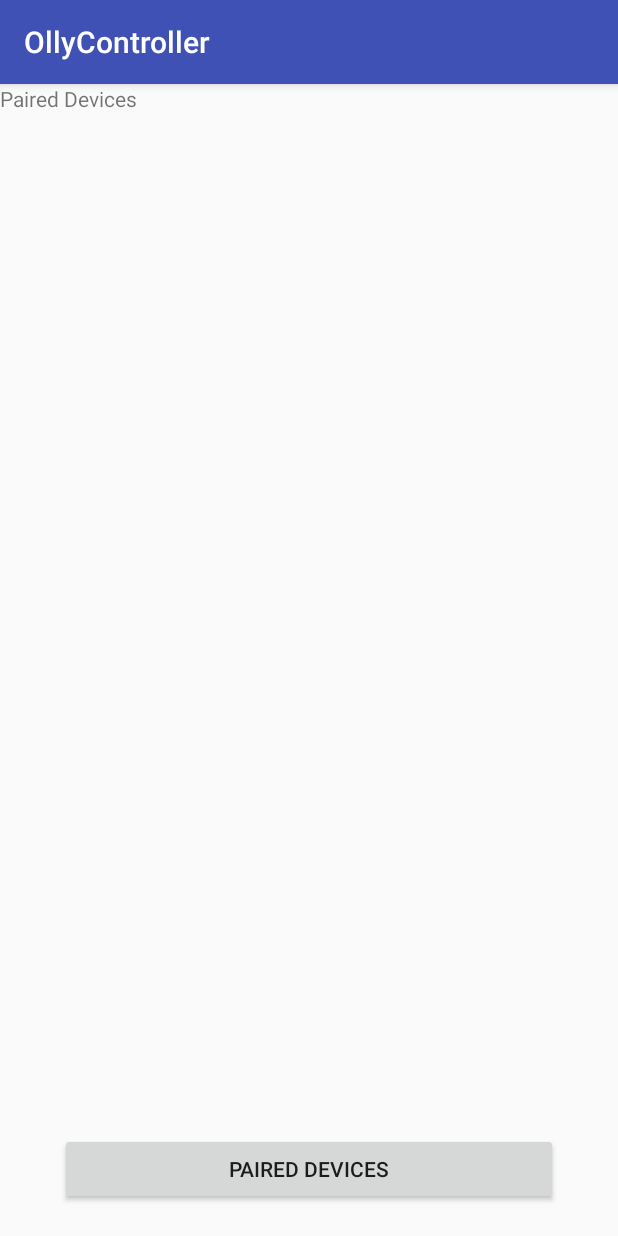
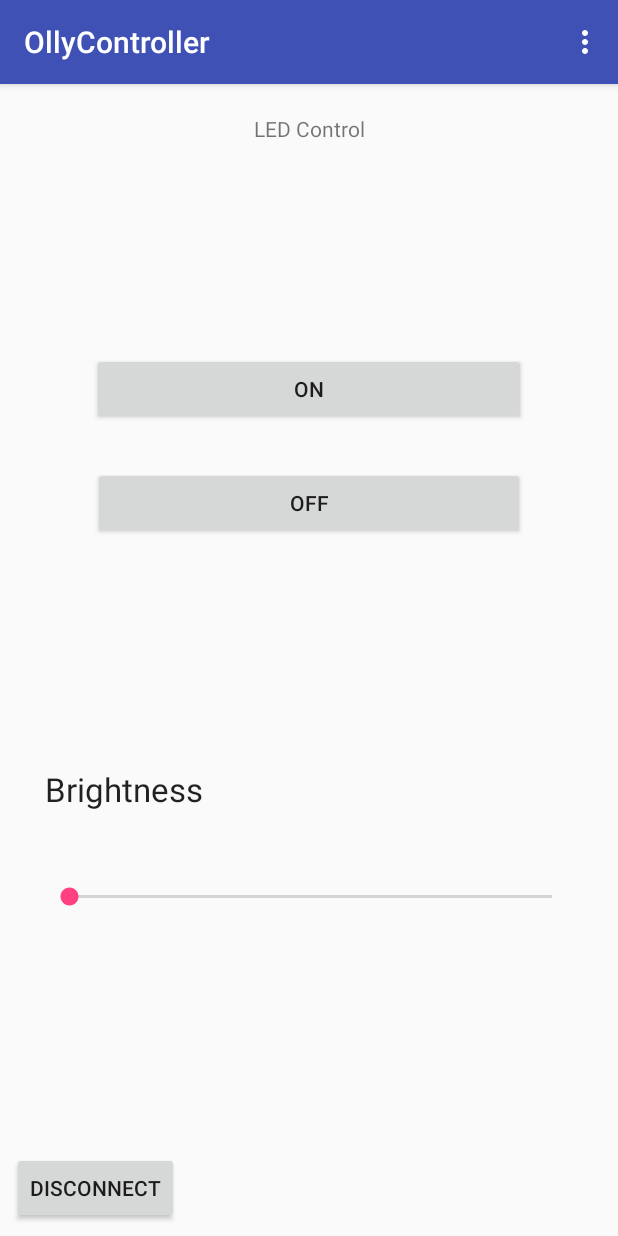
Before and after one commit to AnthonyJeffreyHo/Capstone-M2, an Android app: the screen it shows after launch (MainActivity), on a phone screen of 412 x 824 dp. Run offline under Robolectric (Android 15) with nearby library versions, the phone set to English and light mode, and no system bars; 1 statement that could not run was skipped.

```diff
--- a/app/src/main/AndroidManifest.xml
+++ b/app/src/main/AndroidManifest.xml
@@ -2,9 +2,8 @@
 <manifest xmlns:android="http://schemas.android.com/apk/res/android"
     package="edu.temple.ollycontroller">
 
-    <uses-permission android:name="android.permission.BLUETOOTH"/>
-    <uses-permission android:name="android.permission.BLUETOOTH_ADMIN"/>
-
+    <uses-permission android:name="android.permission.BLUETOOTH" />
+    <uses-permission android:name="android.permission.BLUETOOTH_ADMIN" />
 
     <application
         android:allowBackup="true"
@@ -20,6 +19,7 @@
                 <category android:name="android.intent.category.LAUNCHER" />
             </intent-filter>
         </activity>
+        <activity android:name=".led_controls"></activity>
     </application>
 
 </manifest>
--- a/app/src/main/java/edu/temple/ollycontroller/MainActivity.java
+++ b/app/src/main/java/edu/temple/ollycontroller/MainActivity.java
@@ -5,6 +5,8 @@
 import android.content.Intent;
 import android.support.v7.app.AppCompatActivity;
 import android.os.Bundle;
+import android.view.Menu;
+import android.view.MenuItem;
 import android.view.View;
 import android.widget.AdapterView;
 import android.widget.ArrayAdapter;
@@ -20,7 +22,7 @@
 
 
     //widgets
-    Button btnPaired;
+    //Button btnPaired;
     ListView devicelist;
     //Bluetooth
     private BluetoothAdapter myBluetooth = null;
@@ -30,12 +32,12 @@
     @Override
     protected void onCreate(Bundle savedInstanceState) {
         super.onCreate(savedInstanceState);
-        setContentView(R.layout.activity_main);
+        setContentView(R.layout.activity_led_controls);
 
 
 
         //Calling widgets
-        btnPaired = (Button)findViewById(R.id.button);
+         Button btnPaired = (Button)findViewById(R.id.paired_device_button);
         devicelist = (ListView)findViewById(R.id.listView);
 
         //if the device has bluetooth
@@ -58,11 +60,12 @@
 
         btnPaired.setOnClickListener(new View.OnClickListener() {
             @Override
-            public void onClick(View v)
-            {
+            public void onClick(View v) {
                 pairedDevicesList();
             }
         });
+
+
 
     }
     private void pairedDevicesList(){
@@ -95,7 +98,7 @@
             String address = info.substring(info.length() - 17);
 
             // Make an intent to start next activity.
-            Intent i = new Intent(MainActivity.this, ledControl.class);
+            Intent i = new Intent(MainActivity.this, led_controls.class);
 
             //Change the activity.
             i.putExtra(EXTRA_ADDRESS, address); //this will be received at ledControl (class) Activity
@@ -103,4 +106,29 @@
         }
     };
 
+
+    @Override
+    public boolean onCreateOptionsMenu(Menu menu)
+    {
+        // Inflate the menu; this adds items to the action bar if it is present.
+        getMenuInflater().inflate(R.menu.menu_device_list, menu);
+        return true;
+    }
+
+    @Override
+    public boolean onOptionsItemSelected(MenuItem item) {
+        // Handle action bar item clicks here. The action bar will
+        // automatically handle clicks on the Home/Up button, so long
+        // as you specify a parent activity in AndroidManifest.xml.
+        int id = item.getItemId();
+
+        //noinspection SimplifiableIfStatement
+        if (id == R.id.action_settings) {
+            return true;
+        }
+
+        return super.onOptionsItemSelected(item);
+    }
+
+
 }
--- /dev/null
+++ b/app/src/main/res/layout/activity_led_controls.xml
@@ -0,0 +1,144 @@
+<?xml version="1.0" encoding="utf-8"?>
+<android.support.constraint.ConstraintLayout xmlns:android="http://schemas.android.com/apk/res/android"
+    xmlns:app="http://schemas.android.com/apk/res-auto"
+    xmlns:tools="http://schemas.android.com/tools"
+    android:layout_width="match_parent"
+    android:layout_height="match_parent"
+    tools:context="edu.temple.ollycontroller.led_controls">
+
+
+    <TextView
+        android:id="@+id/textView2"
+        android:layout_width="wrap_content"
+        android:layout_height="wrap_content"
+        android:layout_alignParentLeft="true"
+        android:layout_alignParentStart="true"
+        android:layout_alignParentTop="true"
+        android:layout_marginBottom="8dp"
+        android:layout_marginEnd="8dp"
+        android:layout_marginStart="8dp"
+        android:layout_marginTop="8dp"
+        android:text="LED Control"
+        app:layout_constraintBottom_toBottomOf="parent"
+        app:layout_constraintEnd_toEndOf="parent"
+        app:layout_constraintStart_toStartOf="parent"
+        app:layout_constraintTop_toTopOf="parent"
+        app:layout_constraintVertical_bias="0.016" />
+
+    <SeekBar
+        android:id="@+id/seekBar"
+        android:layout_width="355dp"
+        android:layout_height="43dp"
+        android:layout_alignParentEnd="true"
+        android:layout_alignParentLeft="true"
+        android:layout_alignParentRight="true"
+        android:layout_alignParentStart="true"
+        android:layout_below="@+id/textView3"
+        android:layout_marginBottom="8dp"
+        android:layout_marginEnd="8dp"
+        android:layout_marginStart="8dp"
+        android:layout_marginTop="8dp"
+        android:indeterminate="false"
+        android:max="255"
+        android:progress="1"
+        app:layout_constraintBottom_toBottomOf="parent"
+        app:layout_constraintEnd_toEndOf="parent"
+        app:layout_constraintStart_toStartOf="parent"
+        app:layout_constraintTop_toTopOf="parent"
+        app:layout_constraintVertical_bias="0.723" />
+
+    <TextView
+        android:id="@+id/textView3"
+        android:layout_width="wrap_content"
+        android:layout_height="wrap_content"
+        android:layout_alignParentLeft="true"
+        android:layout_alignParentStart="true"
+        android:layout_below="@+id/button3"
+        android:layout_marginBottom="8dp"
+        android:layout_marginEnd="8dp"
+        android:layout_marginStart="8dp"
+        android:layout_marginTop="8dp"
+        android:text="Brightness"
+        android:textAppearance="?android:attr/textAppearanceLarge"
+        app:layout_constraintBottom_toBottomOf="parent"
+        app:layout_constraintEnd_toEndOf="parent"
+        app:layout_constraintHorizontal_bias="0.076"
+        app:layout_constraintStart_toStartOf="parent"
+        app:layout_constraintTop_toTopOf="parent"
+        app:layout_constraintVertical_bias="0.619" />
+
+    <Button
+        android:id="@+id/button2"
+        android:layout_width="289dp"
+        android:layout_height="wrap_content"
+        android:layout_alignEnd="@+id/seekBar"
+        android:layout_alignParentLeft="true"
+        android:layout_alignParentStart="true"
+        android:layout_alignRight="@+id/seekBar"
+        android:layout_below="@+id/textView2"
+        android:layout_marginBottom="8dp"
+        android:layout_marginEnd="8dp"
+        android:layout_marginStart="8dp"
+        android:layout_marginTop="8dp"
+        android:text="ON"
+        app:layout_constraintBottom_toBottomOf="parent"
+        app:layout_constraintEnd_toEndOf="parent"
+        app:layout_constraintStart_toStartOf="parent"
+        app:layout_constraintTop_toTopOf="parent"
+        app:layout_constraintVertical_bias="0.243" />
+
+    <Button
+        android:id="@+id/button3"
+        android:layout_width="288dp"
+        android:layout_height="wrap_content"
+        android:layout_alignEnd="@+id/button2"
+        android:layout_alignParentLeft="true"
+        android:layout_alignParentStart="true"
+        android:layout_alignRight="@+id/button2"
+        android:layout_below="@+id/button2"
+        android:layout_marginBottom="8dp"
+        android:layout_marginEnd="8dp"
+        android:layout_marginStart="8dp"
+        android:layout_marginTop="8dp"
+        android:text="OFF"
+        app:layout_constraintBottom_toBottomOf="parent"
+        app:layout_constraintEnd_toEndOf="parent"
+        app:layout_constraintStart_toStartOf="parent"
+        app:layout_constraintTop_toTopOf="parent"
+        app:layout_constraintVertical_bias="0.351" />
+
+    <Button
+        android:id="@+id/button4"
+        android:layout_width="wrap_content"
+        android:layout_height="wrap_content"
+        android:layout_alignParentBottom="true"
+        android:layout_alignParentLeft="true"
+        android:layout_alignParentStart="true"
+        android:layout_marginBottom="8dp"
+        android:layout_marginEnd="8dp"
+        android:layout_marginStart="8dp"
+        android:layout_marginTop="8dp"
+        android:text="Disconnect"
+        app:layout_constraintBottom_toBottomOf="parent"
+        app:layout_constraintEnd_toEndOf="parent"
+        app:layout_constraintHorizontal_bias="0.0"
+        app:layout_constraintStart_toStartOf="parent"
+        app:layout_constraintTop_toTopOf="parent"
+        app:layout_constraintVertical_bias="1.0" />
+
+    <TextView
+        android:layout_width="wrap_content"
+        android:layout_height="wrap_content"
+        android:id="@+id/lumn"
+        android:layout_alignTop="@+id/textView3"
+        android:layout_toRightOf="@+id/button4"
+        android:layout_marginLeft="6dp"
+        android:layout_marginStart="6dp"
+        android:layout_alignParentRight="true"
+        android:layout_alignParentEnd="true"
+        android:layout_above="@+id/seekBar" />
+
+
+
+
+</android.support.constraint.ConstraintLayout>
--- a/app/src/main/res/layout/activity_main.xml
+++ b/app/src/main/res/layout/activity_main.xml
@@ -16,7 +16,7 @@
         android:text="Paired Devices" />
 
     <Button
-        android:id="@+id/button"
+        android:id="@+id/paired_device_button"
         android:layout_width="332dp"
         android:layout_height="wrap_content"
         android:layout_alignParentBottom="true"
@@ -40,7 +40,7 @@
         android:id="@+id/listView"
         android:layout_width="wrap_content"
         android:layout_height="wrap_content"
-        android:layout_above="@+id/button"
+        android:layout_above="@+id/paired_device_button"
         android:layout_below="@+id/textView"
         android:layout_centerHorizontal="true" />
 
--- /dev/null
+++ b/app/src/main/res/menu/menu_device_list.xml
@@ -0,0 +1,6 @@
+<menu xmlns:android="http://schemas.android.com/apk/res/android"
+    xmlns:app="http://schemas.android.com/apk/res-auto"
+    xmlns:tools="http://schemas.android.com/tools" tools:context=".DeviceList">
+    <item android:id="@+id/action_settings" android:title="action_settings"
+        android:orderInCategory="100" app:showAsAction="never" />
+</menu>
--- /dev/null
+++ b/app/src/main/res/menu/menu_led_control.xml
@@ -0,0 +1,6 @@
+<menu xmlns:android="http://schemas.android.com/apk/res/android"
+    xmlns:app="http://schemas.android.com/apk/res-auto"
+    xmlns:tools="http://schemas.android.com/tools" tools:context="com.led.led.ledControl">
+    <item android:id="@+id/action_settings" android:title="action_settings"
+        android:orderInCategory="100" app:showAsAction="never" />
+</menu>
```
Also changed, not shown: app/src/main/java/edu/temple/ollycontroller/ledControl.java (deleted, +0 -8 lines), app/src/main/java/edu/temple/ollycontroller/led_controls.java (added, +210 -0 lines).
